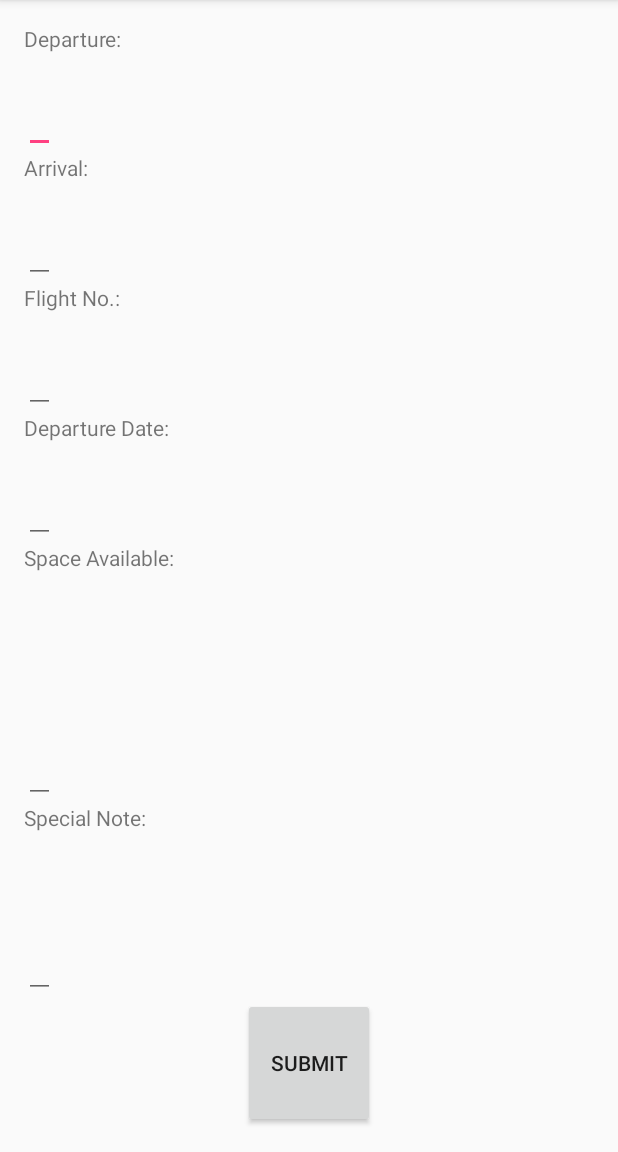
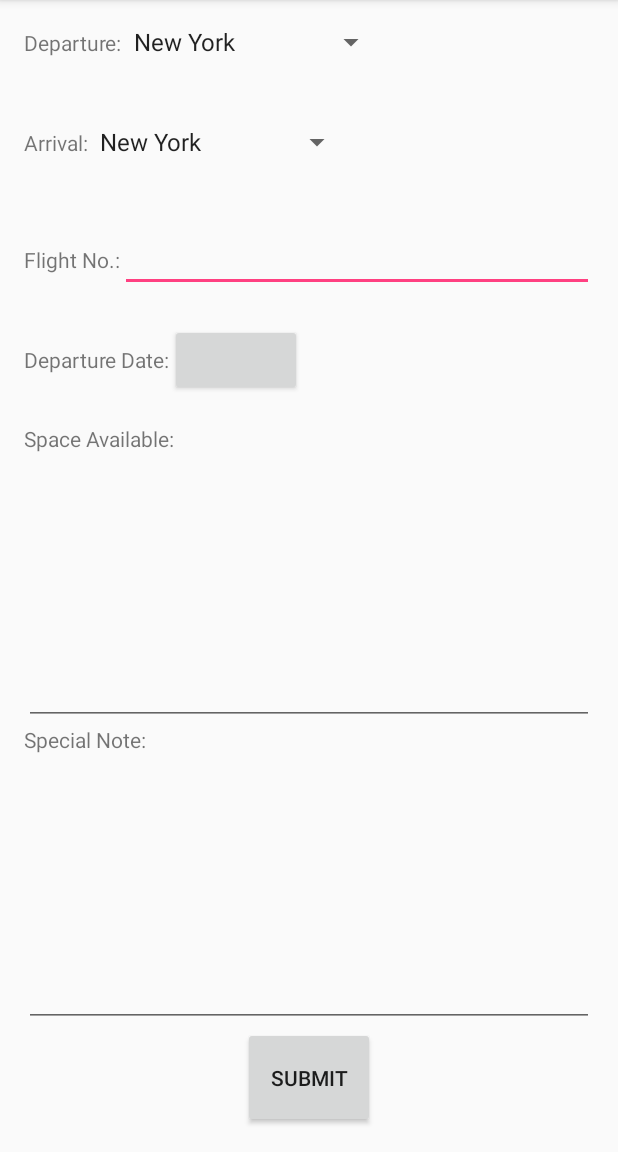
Before and after one commit to yl89757jj/FinalProject-WeCarry, an Android app: the UserFlight screen opened directly, with no data from a screen before it, on a phone screen of 412 x 824 dp, the part 84-1236 px from its top. Run offline under Robolectric (Android 15) with nearby library versions, the phone set to English and light mode, and no system bars; libraries missing offline, so code that uses them is left out: com.firebase.client; 2 statements that could not run were skipped.

```diff
--- a/app/src/main/java/mengqi/finalproject_wecarry/UserFlight.java
+++ b/app/src/main/java/mengqi/finalproject_wecarry/UserFlight.java
@@ -1,52 +1,92 @@
 package mengqi.finalproject_wecarry;
 
+import android.app.DatePickerDialog;
+import android.app.Dialog;
 import android.content.Intent;
 import android.os.Bundle;
 import android.support.v7.app.AppCompatActivity;
 import android.view.Menu;
 import android.view.MenuItem;
 import android.view.View;
+import android.widget.Button;
+import android.widget.DatePicker;
 import android.widget.EditText;
+import android.widget.Spinner;
 
 import com.firebase.client.AuthData;
 import com.firebase.client.Firebase;
 
+import java.util.Calendar;
+
 public class UserFlight extends AppCompatActivity {
     private Firebase.AuthStateListener authStateListener;
-    private EditText departure;
-    private EditText arrival;
+    private Spinner departure;
+    private Spinner arrival;
     private EditText flightNo;
-    private EditText departDate;
+    private String departDate;
     private EditText spaceAvaible;
     private EditText specialNote;
     private Firebase userRef;
     private String userName;
+    private Button button;
+    private int year, month, day;
+    private static final int DILOG_ID = 0;
+
 
     @Override
     protected void onCreate(Bundle savedInstanceState) {
         super.onCreate(savedInstanceState);
         setContentView(R.layout.activity_user_flight);
+        final Calendar calendar = Calendar.getInstance();
+        year = calendar.get(Calendar.YEAR);
+        month = calendar.get(Calendar.MONTH);
+        day = calendar.get(Calendar.DAY_OF_MONTH);
+
+
         authStateListener = new Firebase.AuthStateListener() {
             @Override
             public void onAuthStateChanged(AuthData authData) {
                 if (authData == null) {
                     Intent intent = new Intent(UserFlight.this, LogInActivity.class);
                     startActivity(intent);
-                } else
+                } else {
                     userRef = MainActivity.rootRef;
-                userName = authData.getUid();
+                    userName = authData.getUid();
+                }
             }
         };
     }
 
+    public void datePick(View view) {
+        button = (Button) findViewById(R.id.depart_date);
+        showDialog(DILOG_ID);
+    }
+
+    @Override
+    protected Dialog onCreateDialog(int id) {
+        if (id == DILOG_ID)
+            return new DatePickerDialog(this, dpickListener, year, month, day);
+        return null;
+    }
+
+    private DatePickerDialog.OnDateSetListener dpickListener = new DatePickerDialog.OnDateSetListener() {
+        @Override
+        public void onDateSet(DatePicker view, int years, int monthOfYear, int dayOfMonth) {
+            year = years;
+            month = monthOfYear + 1;
+            day = dayOfMonth;
+            button.setText(month + "/" + day + "/" + year);
+        }
+    };
+
     public void sumbitFlight(View view) {
-        departure = (EditText) findViewById(R.id.departure_city);
-        arrival = (EditText) findViewById(R.id.arrival_city);
+        departure = (Spinner) findViewById(R.id.departure_city);
+        arrival = (Spinner) findViewById(R.id.arrival_city);
         flightNo = (EditText) findViewById(R.id.fight_no);
-        departDate = (EditText) findViewById(R.id.depart_date);
+        departDate = month + "/" + day + "/" + year;
         spaceAvaible = (EditText) findViewById(R.id.space_available);
         specialNote = (EditText) findViewById(R.id.special_note);
-        Flight flight = new Flight(departure.getText().toString(), arrival.getText().toString(), flightNo.getText().toString(), departDate.getText().toString(),
+        Flight flight = new Flight(departure.getSelectedItem().toString(), arrival.getSelectedItem().toString(), flightNo.getText().toString(), departDate,
                 spaceAvaible.getText().toString(), specialNote.getText().toString(), userName);
         userRef.child("flights").push().setValue(flight);
         Intent intent = new Intent(UserFlight.this, HomeActivity.class);
@@ -82,4 +122,6 @@ public class UserFlight extends AppCompatActivity {
         super.onPause();
         MainActivity.rootRef.removeAuthStateListener(authStateListener);
     }
+
+
 }
--- a/app/src/main/res/layout/activity_user_flight.xml
+++ b/app/src/main/res/layout/activity_user_flight.xml
@@ -3,61 +3,91 @@
     xmlns:tools="http://schemas.android.com/tools"
     android:layout_width="match_parent"
     android:layout_height="match_parent"
+    android:orientation="vertical"
     android:paddingBottom="@dimen/activity_vertical_margin"
     android:paddingLeft="@dimen/activity_horizontal_margin"
     android:paddingRight="@dimen/activity_horizontal_margin"
     android:paddingTop="@dimen/activity_vertical_margin"
-    android:orientation="vertical"
     tools:context="mengqi.finalproject_wecarry.UserFlight">
+
+    <LinearLayout
+        android:layout_width="match_parent"
+        android:layout_height="0dp"
+        android:layout_weight="1"
+        android:orientation="horizontal">
+
 
         <TextView
             android:layout_width="wrap_content"
+            android:layout_height="wrap_content"
+            android:text="Departure:" />
+
+        <Spinner
+            android:id="@+id/departure_city"
+            android:layout_width="wrap_content"
+            android:layout_height="wrap_content"
+            android:entries="@array/city_names" />
+    </LinearLayout>
+
+    <LinearLayout
+        android:layout_width="match_parent"
         android:layout_height="0dp"
         android:layout_weight="1"
-        android:text="Departure:" />
-
-    <EditText
-        android:id="@+id/departure_city"
-        android:layout_width="wrap_content"
-        android:layout_height="0dp"
-        android:layout_weight="1" />
+        android:orientation="horizontal">
 
         <TextView
             android:layout_width="wrap_content"
+            android:layout_height="wrap_content"
+            android:text="Arrival:" />
+
+        <Spinner
+            android:id="@+id/arrival_city"
+            android:layout_width="wrap_content"
+            android:layout_height="wrap_content"
+            android:entries="@array/city_names" />
+    </LinearLayout>
+
+    <LinearLayout
+        android:layout_width="match_parent"
         android:layout_height="0dp"
         android:layout_weight="1"
-        android:text="Arrival:" />
-
-    <EditText
-        android:id="@+id/arrival_city"
-        android:layout_width="wrap_content"
-        android:layout_height="0dp"
-        android:layout_weight="1" />
+        android:orientation="horizontal">
 
         <TextView
             android:layout_width="wrap_content"
-        android:layout_height="0dp"
-        android:layout_weight="1"
+            android:layout_height="wrap_content"
             android:text="Flight No.:" />
 
         <EditText
             android:id="@+id/fight_no"
-        android:layout_width="wrap_content"
+            android:layout_width="match_parent"
+            android:layout_height="wrap_content"
+            android:inputType="textCapWords" />
+    </LinearLayout>
+
+    <LinearLayout
+        android:layout_width="match_parent"
         android:layout_height="0dp"
-        android:layout_weight="1" />
+        android:layout_weight="1"
+        android:orientation="horizontal">
 
         <TextView
             android:layout_width="wrap_content"
-        android:layout_height="0dp"
-        android:layout_weight="1"
+            android:layout_height="wrap_content"
             android:text="Departure Date:" />
 
-    <EditText
+        <Button
             android:id="@+id/depart_date"
             android:layout_width="wrap_content"
+            android:layout_height="wrap_content"
+            android:onClick="datePick" />
+    </LinearLayout>
+
+    <LinearLayout
+        android:layout_width="match_parent"
         android:layout_height="0dp"
-        android:layout_weight="1" />
-
+        android:layout_weight="6"
+        android:orientation="vertical">
     <TextView
         android:layout_width="wrap_content"
         android:layout_height="0dp"
@@ -66,9 +96,11 @@
 
     <EditText
         android:id="@+id/space_available"
-        android:layout_width="wrap_content"
+        android:layout_width="match_parent"
         android:layout_height="0dp"
-        android:layout_weight="3" />
+        android:gravity="top"
+        android:layout_weight="3"
+        android:inputType="textMultiLine" />
 
     <TextView
         android:layout_width="wrap_content"
@@ -78,18 +110,20 @@
 
     <EditText
         android:id="@+id/special_note"
-        android:layout_width="wrap_content"
+        android:layout_width="match_parent"
         android:layout_height="0dp"
-        android:layout_weight="2" />
-
+        android:gravity="top"
+        android:inputType="textMultiLine"
+        android:layout_weight="3" />
+    </LinearLayout>
     <Button
         android:id="@+id/submit_flight"
         android:layout_width="wrap_content"
         android:layout_height="0dp"
-        android:layout_weight="2"
+        android:layout_gravity="center"
+        android:layout_weight="1"
         android:gravity="center"
-        android:layout_gravity="center"
-        android:text="Submit"
-        android:onClick="sumbitFlight" />
+        android:onClick="sumbitFlight"
+        android:text="Submit" />
 
 </LinearLayout>
--- a/app/src/main/res/values/strings.xml
+++ b/app/src/main/res/values/strings.xml
@@ -1,3 +1,17 @@
 <resources>
     <string name="app_name">WeCarry</string>
+    <string-array name="city_names">
+        <item>New York</item>
+        <item>Washington D.C</item>
+        <item>Boston</item>
+        <item>Philadelphia</item>
+        <item>Beijing</item>
+        <item>Shanghai</item>
+        <item>Guangzhou</item>
+        <item>HongKong</item>
+    </string-array>
+    <string-array name="flexibility">
+        <item>Yes</item>
+        <item>No</item>
+    </string-array>
 </resources>
```
Also changed, not shown: app/src/main/java/mengqi/finalproject_wecarry/UserCarry.java (+45 -9 lines), app/src/main/res/layout/activity_user_carry.xml (+15 -9 lines). Lines whose indentation alone changed are shown as unchanged.
